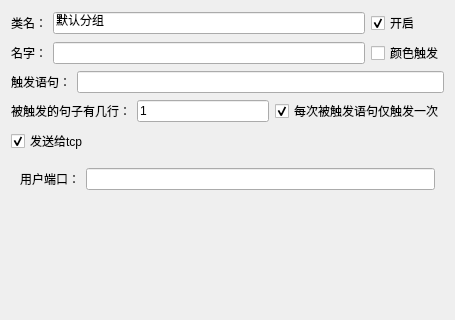
Before: the Qt Designer form regClass/regwidget.ui in yayapoi/mud, drawn with Qt 5; both pictures show x 0 to 455 and y 0 to 320 of the 455 by 487 pixel window.
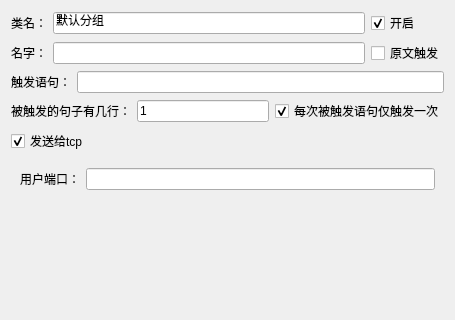
After: the same form once the commit is applied.

Commit message: 增加了保存json没原文触发   读取json原文触发的代码

Patch:
```diff
--- a/regClass/regwidget.ui
+++ b/regClass/regwidget.ui
@@ -140,7 +140,7 @@
      <item row="1" column="2">
       <widget class="QCheckBox" name="colorRegCB">
        <property name="text">
-        <string>颜色触发</string>
+        <string>原文触发</string>
        </property>
       </widget>
      </item>
```
Left out of the diff: 2 changed lines with no effect on the pictures. The commit also changes 6 other files.
